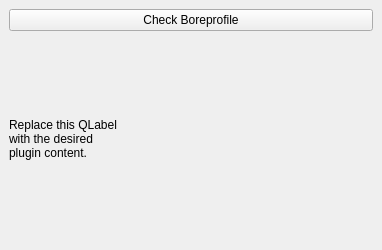
The window that terraindex_dockwidget_base.ui (KRS-dev/TerraIndex-Plugin) describes before a commit, drawn with Qt 5.
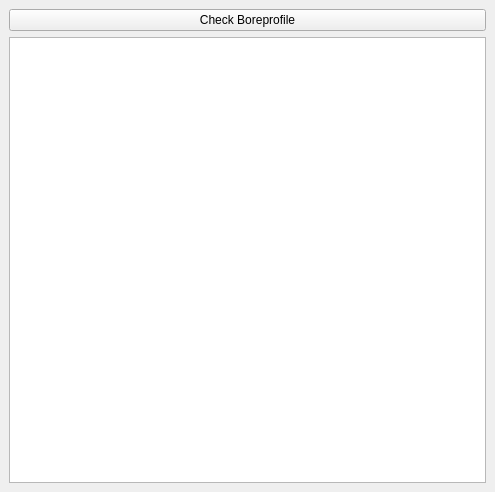
The same window after the commit.

Patch:
```diff
--- a/terraindex_dockwidget_base.ui
+++ b/terraindex_dockwidget_base.ui
@@ -6,8 +6,8 @@
    <rect>
     <x>0</x>
     <y>0</y>
-    <width>382</width>
-    <height>250</height>
+    <width>495</width>
+    <height>492</height>
    </rect>
   </property>
   <property name="windowTitle">
@@ -15,15 +15,6 @@
   </property>
   <widget class="QWidget" name="dockWidgetContents">
    <layout class="QGridLayout" name="gridLayout">
-    <item row="1" column="0">
-     <widget class="QLabel" name="label">
-      <property name="text">
-       <string>Replace this QLabel
-with the desired
-plugin content.</string>
-      </property>
-     </widget>
-    </item>
     <item row="0" column="0">
      <widget class="QPushButton" name="PB_boreprofile">
       <property name="text">
@@ -31,6 +22,9 @@
       </property>
      </widget>
     </item>
+    <item row="1" column="0">
+     <widget class="QGraphicsView" name="graphicsView"/>
+    </item>
    </layout>
   </widget>
  </widget>
```
